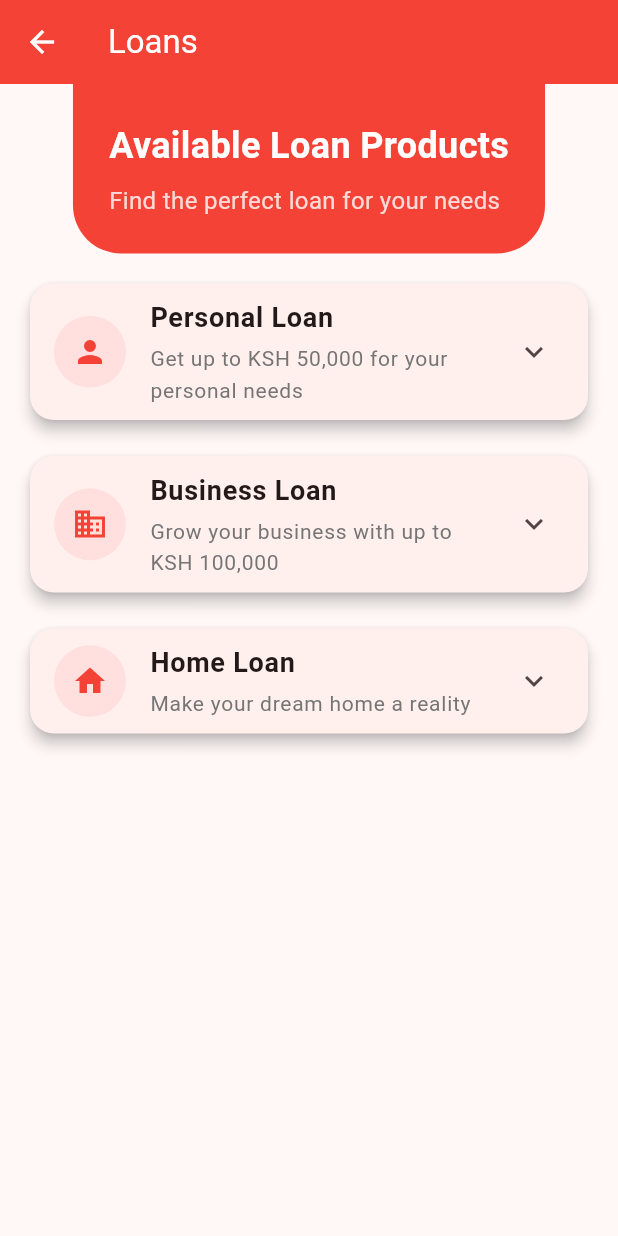
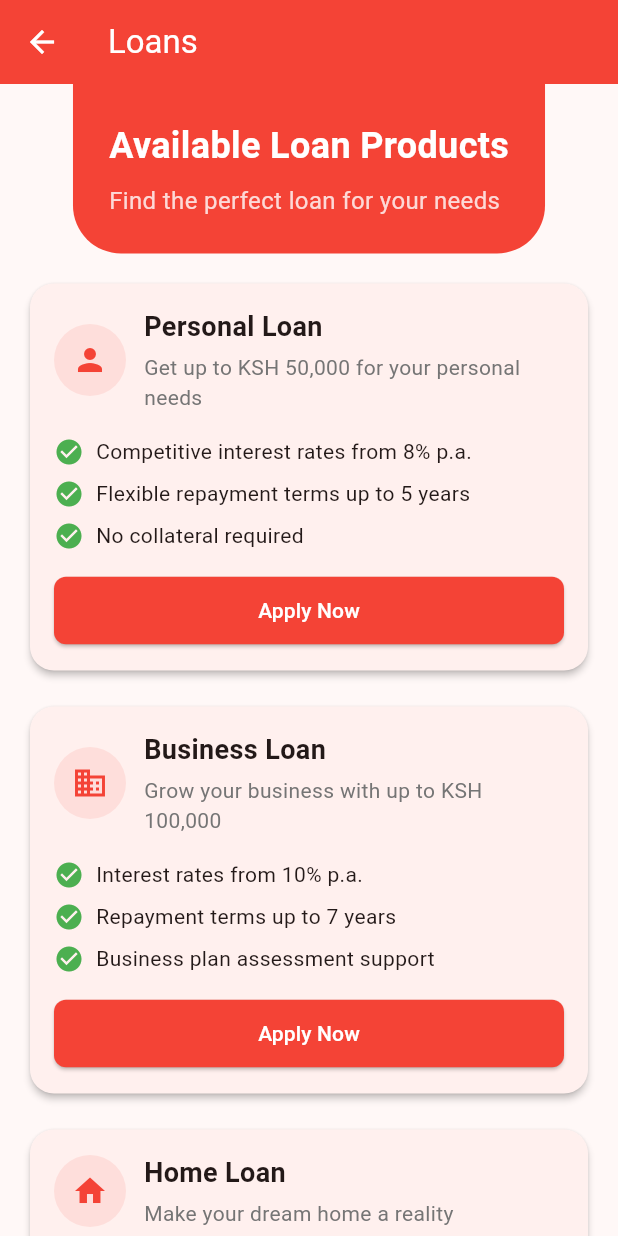
Before and after one commit to mutheejj/metrowealth, a Flutter app: the LoansPage screen opened directly, on a phone screen of 412 x 824 dp. Run offline on Flutter 3.47's test engine with Material 3 defaults, Android fonts, the light colour scheme and no system bars; our stand-ins replace cloud_firestore, firebase_auth, firebase_core, firebase_storage, fl_chart; accounts and stored records are empty; generated files the repository leaves out were written again.

Commit message:
updataed loans

```diff
--- a/lib/features/loans/presentation/pages/loans_page.dart
+++ b/lib/features/loans/presentation/pages/loans_page.dart
@@ -1,4 +1,5 @@
 import 'package:flutter/material.dart';
+import 'package:metrowealth/features/loans/presentation/pages/loan_application_page.dart';
 
 class LoansPage extends StatelessWidget {
   const LoansPage({super.key});
@@ -102,28 +103,34 @@ class LoansPage extends StatelessWidget {
     required List<String> features,
   }) {
     return Card(
-      elevation: 4,
-      shape: RoundedRectangleBorder(borderRadius: BorderRadius.circular(16)),
-      child: Theme(
-        data: Theme.of(context).copyWith(
-          dividerColor: Colors.transparent,
+      elevation: 2,
+      shape: RoundedRectangleBorder(
+        borderRadius: BorderRadius.circular(16),
       ),
-        child: ExpansionTile(
-          title: Row(
+      child: InkWell(
+        onTap: () => Navigator.push(
+          context,
+          MaterialPageRoute(
+            builder: (context) => const LoanApplicationPage(),
+          ),
+        ),
+        borderRadius: BorderRadius.circular(16),
+        child: Padding(
+          padding: const EdgeInsets.all(16),
+          child: Column(
+            crossAxisAlignment: CrossAxisAlignment.start,
+            children: [
+              Row(
                 children: [
                   Container(
                     padding: const EdgeInsets.all(12),
                     decoration: BoxDecoration(
-                  color: Colors.redAccent.withOpacity(0.1),
+                      color: Colors.red.withOpacity(0.1),
                       shape: BoxShape.circle,
                     ),
-                child: Icon(
-                  icon,
-                  color: Colors.red,
-                  size: 24,
+                    child: Icon(icon, color: Colors.red),
                   ),
-              ),
-              const SizedBox(width: 16),
+                  const SizedBox(width: 12),
                   Expanded(
                     child: Column(
                       crossAxisAlignment: CrossAxisAlignment.start,
@@ -148,27 +155,14 @@ class LoansPage extends StatelessWidget {
                   ),
                 ],
               ),
-          children: [
-            Padding(
-              padding: const EdgeInsets.all(16),
-              child: Column(
-                crossAxisAlignment: CrossAxisAlignment.start,
-                children: [
-                  const Text(
-                    'Key Features',
-                    style: TextStyle(
-                      fontSize: 16,
-                      fontWeight: FontWeight.bold,
-                    ),
-                  ),
-                  const SizedBox(height: 12),
+              const SizedBox(height: 16),
               ...features.map((feature) => Padding(
                     padding: const EdgeInsets.only(bottom: 8),
                     child: Row(
                       children: [
-                            Icon(
+                        const Icon(
                           Icons.check_circle,
-                              color: Theme.of(context).primaryColor,
+                          color: Colors.green,
                           size: 20,
                         ),
                         const SizedBox(width: 8),
@@ -181,26 +175,26 @@ class LoansPage extends StatelessWidget {
                       ],
                     ),
                   )),
-                  const SizedBox(height: 16),
-                  SizedBox(
-                    width: double.infinity,
-                    child: ElevatedButton(
-                      onPressed: () {
-                        // TODO: Navigate to loan application page
-                      },
+              const SizedBox(height: 8),
+              ElevatedButton(
+                onPressed: () => Navigator.push(
+                  context,
+                  MaterialPageRoute(
+                    builder: (context) => const LoanApplicationPage(),
+                  ),
+                ),
                 style: ElevatedButton.styleFrom(
-                        padding: const EdgeInsets.symmetric(vertical: 16),
+                  backgroundColor: Colors.red,
+                  foregroundColor: Colors.white,
+                  minimumSize: const Size(double.infinity, 45),
                   shape: RoundedRectangleBorder(
                     borderRadius: BorderRadius.circular(8),
                   ),
                 ),
                 child: const Text('Apply Now'),
               ),
-                  ),
             ],
           ),
-            ),
-          ],
         ),
       ),
     );
```
Lines whose indentation alone changed are shown as unchanged.
